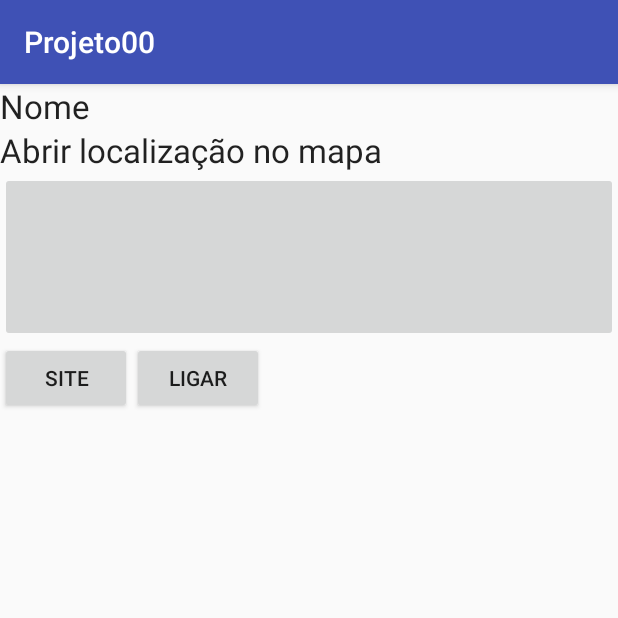
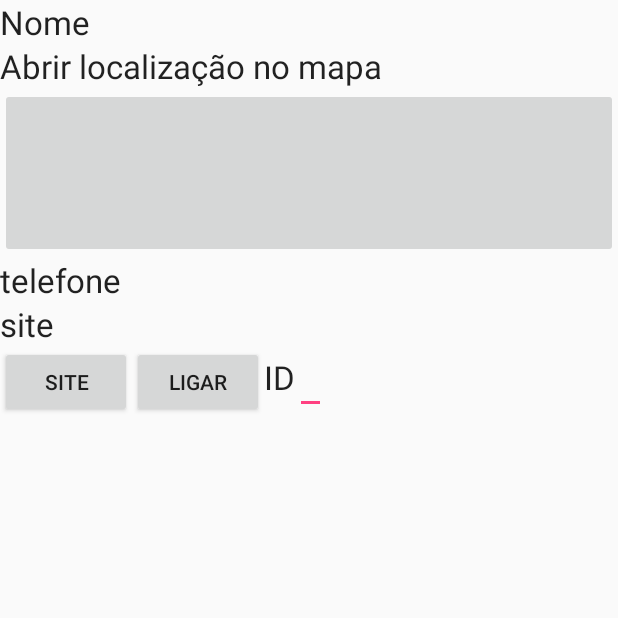
Before and after one commit to LucasChr/Projeto00, an Android app: the EmpresarialDadosActivity screen opened directly, with no data from a screen before it, on a phone screen of 412 x 824 dp, the top half of it. Run offline under Robolectric (Android 15) with nearby library versions, the phone set to English and light mode, and no system bars; 1 statement that could not run was skipped.

Commit message:
Atualizações no modo de visualização das telas, novas classes implementadas

```diff
--- a/app/src/main/java/com/example/lucas/projeto00/Listas/EmpresarialListActivity.java
+++ b/app/src/main/java/com/example/lucas/projeto00/Listas/EmpresarialListActivity.java
@@ -12,6 +12,7 @@ import android.widget.Toast;
 import com.example.lucas.projeto00.PEmpresarial.Empresa;
 import com.example.lucas.projeto00.PEmpresarial.EmpresaDAO;
 import com.example.lucas.projeto00.PEmpresarial.EmpresarialCadActivity;
+import com.example.lucas.projeto00.PEmpresarial.EmpresarialDadosActivity;
 import com.example.lucas.projeto00.R;
 
 import java.util.List;
@@ -82,7 +83,7 @@ public class EmpresarialListActivity extends ListActivity {
     protected void onListItemClick(ListView l, View v, int position, long id) {
         super.onListItemClick(l, v, position, id);
         Empresa e = empresas.get(position);
-        Intent it = new Intent(this, EmpresarialCadActivity.class);
+        Intent it = new Intent(this, EmpresarialDadosActivity.class);
         it.putExtra("ID", String.valueOf(e.getId()));
         startActivityForResult(it, 2);
     }
--- a/app/src/main/java/com/example/lucas/projeto00/PEmpresarial/EmpresaDAO.java
+++ b/app/src/main/java/com/example/lucas/projeto00/PEmpresarial/EmpresaDAO.java
@@ -46,7 +46,7 @@ public class EmpresaDAO {
     public Empresa buscar(String id){
 
 
-        String[] colunas = new String[]{"_id","nome","telefone","endereco"};
+        String[] colunas = new String[]{"_id","nome","telefone","endereco","site"};
         String[] whereArgs = new String[]{id};
 
         Cursor c = db.query("tbl_empresas",colunas,"_id = ?",whereArgs,null,null,null);
--- a/app/src/main/java/com/example/lucas/projeto00/PEmpresarial/EmpresarialDadosActivity.java
+++ b/app/src/main/java/com/example/lucas/projeto00/PEmpresarial/EmpresarialDadosActivity.java
@@ -1,34 +1,54 @@
 package com.example.lucas.projeto00.PEmpresarial;
 
+import android.app.Activity;
 import android.content.Intent;
 import android.net.Uri;
-import android.support.v7.app.AppCompatActivity;
+
 import android.os.Bundle;
+import android.view.Menu;
+import android.view.MenuItem;
 import android.view.View;
 import android.widget.EditText;
+import android.widget.TextView;
+import android.widget.Toast;
+
 
 import com.example.lucas.projeto00.R;
 
-public class EmpresarialDadosActivity extends AppCompatActivity {
 
-    EditText edtTelefone, edtSite;
+public class EmpresarialDadosActivity extends Activity {
+
+    EmpresaDAO dao;
+    EditText edtID;
+    TextView tvNome, tvTelefone, tvSite;
 
     @Override
     protected void onCreate(Bundle savedInstanceState) {
         super.onCreate(savedInstanceState);
         setContentView(R.layout.activity_empresarial_dados);
 
+        edtID = (EditText) findViewById(R.id.empresarial_dados_edtID);
+        tvNome = (TextView) findViewById(R.id.empresarial_dados_tvNome);
+        tvTelefone = (TextView) findViewById(R.id.empresarial_dados_tvTelefone);
+        tvSite = (TextView) findViewById(R.id.empresarial_dados_tvSite);
 
+        dao = new EmpresaDAO(this);
+        Intent intent = getIntent();
+        if (!intent.getStringExtra("ID").equals("")) {
+            String id = intent.getStringExtra("ID");
+            edtID.setText(id);
+            buscar();
+        }
     }
 
     public void Ligar(View v) {
-        Uri uri = Uri.parse("tel:" + edtTelefone.getText());
+        Uri uri = Uri.parse("tel:" + tvTelefone.getText());
         Intent it = new Intent(Intent.ACTION_CALL, uri);
         startActivity(it);
     }
 
     public void abrirSite(View v) {
-        goToUrl("http:" + edtSite.getText());
+        goToUrl("http:" + tvSite.getText());
     }
 
     public void goToUrl(String url) {
@@ -36,4 +56,50 @@ public class EmpresarialDadosActivity extends AppCompatActivity {
         Intent it = new Intent(Intent.ACTION_VIEW, uri);
         startActivity(it);
     }
+
+
+    @Override
+    public boolean onCreateOptionsMenu(Menu menu) {
+        super.onCreateOptionsMenu(menu);
+        menu.add(0, 2, 0, "Alterar");
+        menu.add(0, 4, 0, "Excluir");
+        return true;
+    }
+
+    @Override
+    public boolean onOptionsItemSelected(MenuItem item) {
+        super.onOptionsItemSelected(item);
+        switch (item.getItemId()) {
+            case 2:
+                alterar();
+                break;
+
+            case 4:
+                excluir();
+                break;
+        }
+
+        return true;
+    }
+
+
+    public void excluir() {
+        dao.excluir(edtID.getText().toString());
+        setResult(4);
+        Toast.makeText(this,"Excluído!",Toast.LENGTH_LONG).show();
+        finish();
+    }
+
+    public void alterar() {
+        Intent it = new Intent(this, EmpresarialCadActivity.class);
+        startActivity(it);
+    }
+
+    public void buscar() {
+        Empresa empresa = dao.buscar(edtID.getText().toString());
+        tvNome.setText(empresa.getNome());
+        tvTelefone.setText(empresa.getTelefone());
+        tvSite.setText(empresa.getSite());
+        setResult(3);
+    }
 }
--- a/app/src/main/res/layout/activity_empresarial_dados.xml
+++ b/app/src/main/res/layout/activity_empresarial_dados.xml
@@ -13,10 +13,11 @@
         android:orientation="horizontal">
 
         <TextView
-            android:layout_width="match_parent"
+            android:layout_width="wrap_content"
             android:layout_height="wrap_content"
             android:text="Nome"
-            android:textAppearance="?android:attr/textAppearanceLarge" />
+            android:textAppearance="?android:attr/textAppearanceLarge"
+            android:id="@+id/empresarial_dados_tvNome"/>
 
     </LinearLayout>
 
@@ -32,6 +33,21 @@
         android:layout_height="113dp"
         android:layout_gravity="right"
         android:onClick="abrirMapa" />
+
+    <TextView
+        android:layout_width="wrap_content"
+        android:layout_height="wrap_content"
+        android:text="telefone"
+        android:textAppearance="?android:attr/textAppearanceLarge"
+        android:id="@+id/empresarial_dados_tvTelefone"/>
+
+    <TextView
+        android:layout_width="wrap_content"
+        android:layout_height="wrap_content"
+        android:text="site"
+        android:textAppearance="?android:attr/textAppearanceLarge"
+        android:id="@+id/empresarial_dados_tvSite"/>
+
 
 
     <LinearLayout
@@ -54,7 +70,19 @@
             android:onClick="Ligar"
             android:text="@string/btn_ligar" />
 
+        <TextView
+            android:layout_width="wrap_content"
+            android:layout_height="wrap_content"
+            android:textAppearance="?android:attr/textAppearanceLarge"
+            android:text="@string/tv_ID"/>
+
+        <EditText
+            android:layout_width="wrap_content"
+            android:layout_height="wrap_content"
+            android:id="@+id/empresarial_dados_edtID"/>
     </LinearLayout>
 
 
+
+
 </LinearLayout>
```
Also changed, not shown: app/src/main/java/com/example/lucas/projeto00/PEmpresarial/EmpresarialCadActivity.java (+3 -27 lines).
